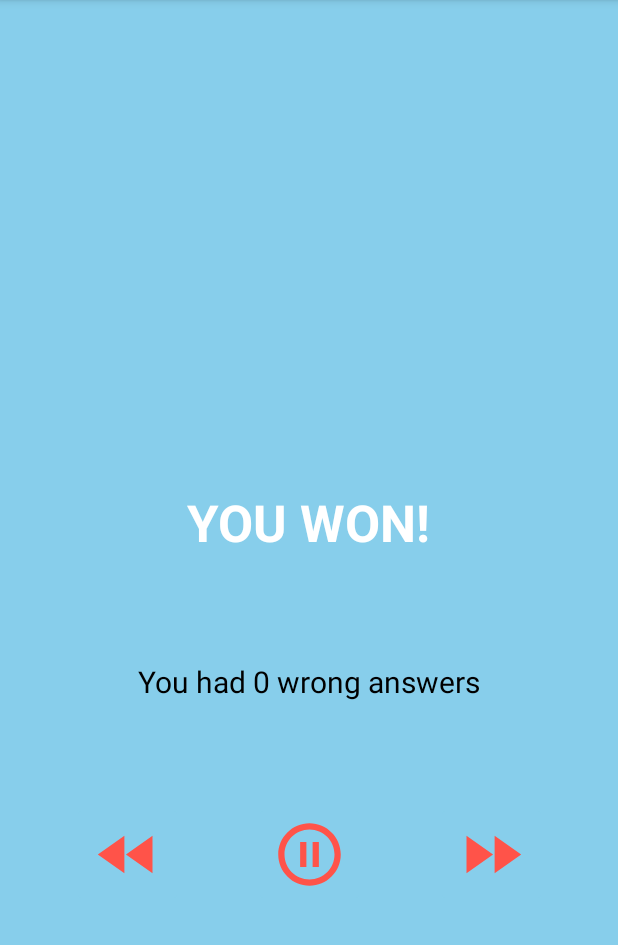
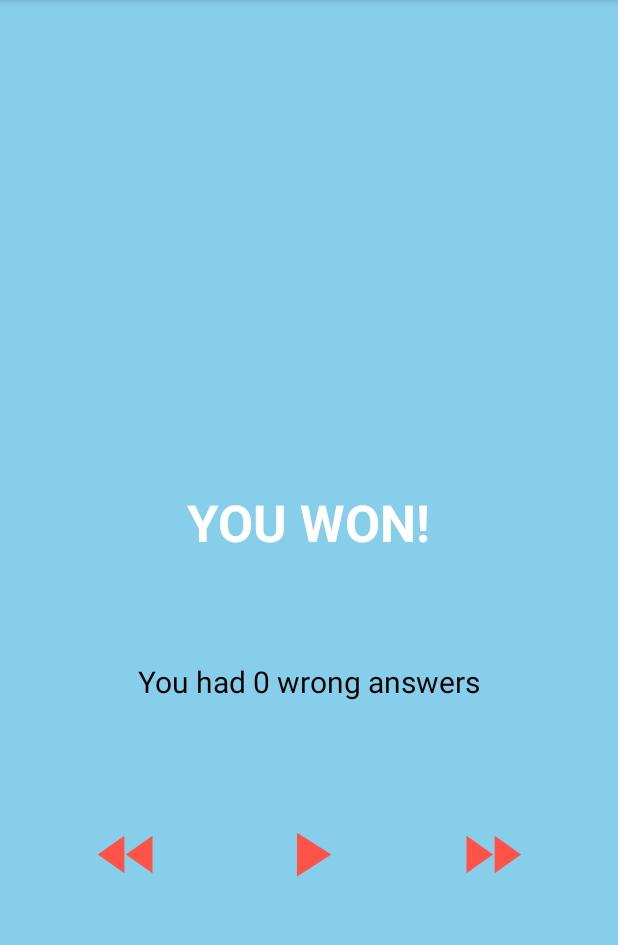
Before and after one commit to SeanRoon/Quiz_App, an Android app: the fragment GameWonFragment placed in its activity, in the options menu, after a tap on "About", on a phone screen of 412 x 824 dp, the part 84-1029 px from its top. Run offline under Robolectric (Android 15) with nearby library versions, the phone set to English and light mode, and no system bars; our stand-ins replace navigation-ui; 3 statements that could not run were skipped.

Commit message:
commit 3

```diff
--- a/app/src/main/java/com/example/quizapp/GameWonFragment.kt
+++ b/app/src/main/java/com/example/quizapp/GameWonFragment.kt
@@ -1,5 +1,6 @@
 package com.example.quizapp
 
+import android.media.MediaPlayer
 import android.os.Bundle
 import android.view.*
 import androidx.fragment.app.Fragment
@@ -12,6 +13,7 @@ class GameWonFragment : Fragment() {
 
     private var _binding: FragmentGameWonBinding? = null
     private val binding get() = _binding!!
+    lateinit var mediaPlayer: MediaPlayer
     override fun onCreateView(
         inflater: LayoutInflater, container: ViewGroup?,
         savedInstanceState: Bundle?
@@ -22,6 +24,25 @@ class GameWonFragment : Fragment() {
         val numOfIncorrect = args.numOfIncorrect
         binding.numOfWrongTextView.text = "You had ${numOfIncorrect} wrong answers"
         setHasOptionsMenu(true)
+        mediaPlayer = MediaPlayer.create(context, R.raw.gamewon)
+        mediaPlayer.setLooping(true)
+        mediaPlayer.start()
+        binding.playPauseButton.setOnClickListener() {
+            if(mediaPlayer.isPlaying){
+                mediaPlayer.pause()
+                binding.playPauseButton.setImageResource(R.drawable.ic_baseline_play_arrow_24)
+            }
+            else{
+                mediaPlayer.start()
+                binding.playPauseButton.setImageResource(R.drawable.ic_baseline_pause_circle_outline_24)
+            }
+        }
+        binding.fastForwardButton.setOnClickListener(){
+            mediaPlayer.seekTo(mediaPlayer.currentPosition + 1000)
+        }
+        binding.rewindButton.setOnClickListener(){
+            mediaPlayer.seekTo(mediaPlayer.currentPosition - 1000)
+        }
         return rootView
     }
     override fun onDestroyView() {
@@ -36,4 +57,9 @@ class GameWonFragment : Fragment() {
     override fun onOptionsItemSelected(item: MenuItem): Boolean {
         return NavigationUI.onNavDestinationSelected(item, requireView().findNavController()) || super.onOptionsItemSelected(item)
     }
+
+    override fun onStop() {
+        super.onStop()
+        mediaPlayer.release()
+    }
 }
--- a/app/src/main/java/com/example/quizapp/MainFragment.kt
+++ b/app/src/main/java/com/example/quizapp/MainFragment.kt
@@ -1,5 +1,6 @@
 package com.example.quizapp
 
+import android.media.MediaPlayer
 import android.os.Bundle
 import android.util.Log
 import android.view.*
@@ -22,6 +23,7 @@ class MainFragment : Fragment() {
     var userCheated: Boolean = false
     var numOfIncorrect: Int = 0
     var numOfCorrect: Int = 0
+    lateinit var mediaPlayer: MediaPlayer
     val myList: List<Question> = listOf(Question(R.string.question1, false), Question(R.string.question2, true), Question(R.string.question3, false), Question(R.string.question4, false), Question(R.string.question5, false))
     override fun onSaveInstanceState(savedInstanceState: Bundle) {
         super.onSaveInstanceState(savedInstanceState)
@@ -68,6 +70,8 @@ class MainFragment : Fragment() {
             else{
                 Toast.makeText(activity, R.string.correct, Toast.LENGTH_SHORT).show()
                 numOfCorrect++
+                mediaPlayer = MediaPlayer.create(context, R.raw.correctsound)
+                mediaPlayer.start()
                 if(numOfCorrect > 2){
                     val action = MainFragmentDirections.actionMainFragmentToGameWonFragment(numOfIncorrect)
                     findNavController().navigate(action)
@@ -77,6 +81,8 @@ class MainFragment : Fragment() {
         else{
             Toast.makeText(activity, R.string.incorrect, Toast.LENGTH_SHORT).show()
             numOfIncorrect++
+            mediaPlayer = MediaPlayer.create(context, R.raw.incorrectsound)
+            mediaPlayer.start()
         }
     }
     fun advanceScreen(){
--- a/app/src/main/res/layout/fragment_game_won.xml
+++ b/app/src/main/res/layout/fragment_game_won.xml
@@ -35,7 +35,7 @@
         app:layout_constraintVertical_bias="0.45" />
 
     <ImageButton
-        android:id="@+id/imageButton"
+        android:id="@+id/play_pause_button"
         android:layout_width="wrap_content"
         android:layout_height="wrap_content"
         android:backgroundTint="@color/sky_blue"
@@ -46,24 +46,24 @@
         app:layout_constraintTop_toBottomOf="@+id/win_text_view" />
 
     <ImageButton
-        android:id="@+id/imageButton2"
+        android:id="@+id/rewind_button"
         android:layout_width="wrap_content"
         android:layout_height="wrap_content"
         android:backgroundTint="@color/sky_blue"
         android:src="@drawable/ic_baseline_fast_rewind_24"
         app:layout_constraintBottom_toBottomOf="parent"
-        app:layout_constraintEnd_toStartOf="@+id/imageButton"
+        app:layout_constraintEnd_toStartOf="@+id/play_pause_button"
         app:layout_constraintStart_toStartOf="parent"
         app:layout_constraintTop_toBottomOf="@+id/win_text_view" />
 
     <ImageButton
-        android:id="@+id/imageButton4"
+        android:id="@+id/fast_forward_button"
         android:layout_width="wrap_content"
         android:layout_height="wrap_content"
         android:backgroundTint="@color/sky_blue"
         android:src="@drawable/ic_baseline_fast_forward_24"
         app:layout_constraintBottom_toBottomOf="parent"
         app:layout_constraintEnd_toEndOf="parent"
-        app:layout_constraintStart_toEndOf="@+id/imageButton"
+        app:layout_constraintStart_toEndOf="@+id/play_pause_button"
         app:layout_constraintTop_toBottomOf="@+id/win_text_view" />
 </androidx.constraintlayout.widget.ConstraintLayout>
```
Also changed, not shown: 3 other files.
